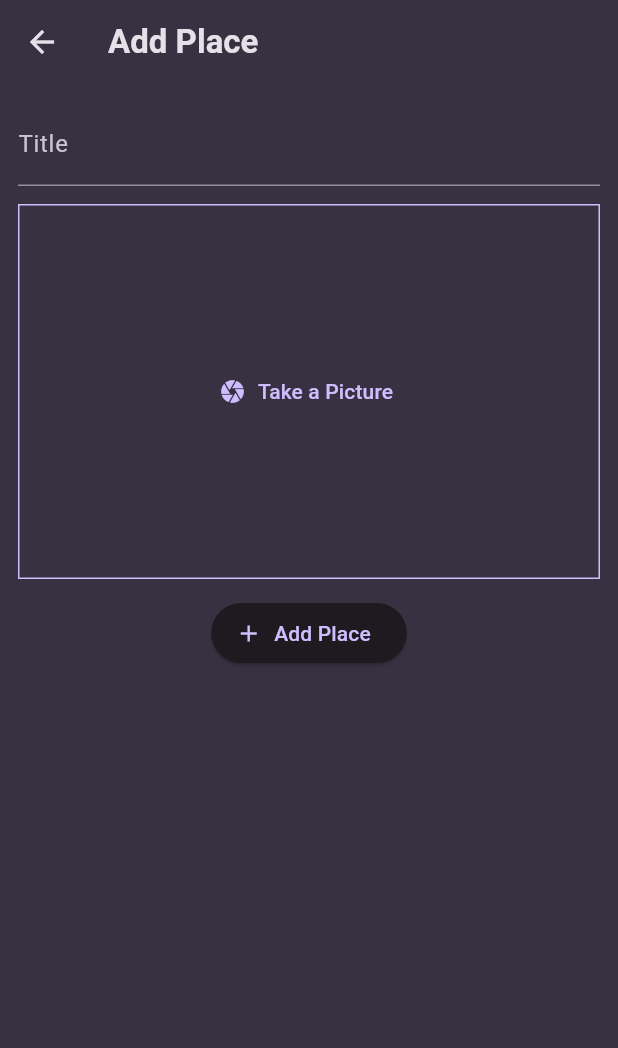
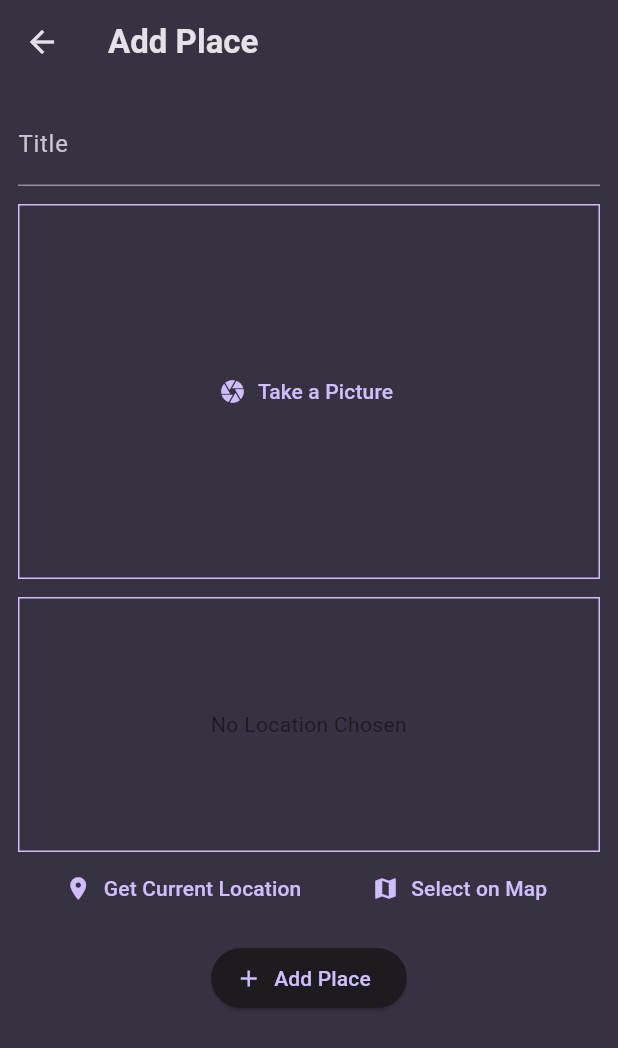
Before and after one commit to yasser-sulaiman/flutter-projects, a Flutter app: the AddPlaceScreen screen opened directly, on a phone screen of 412 x 824 dp. Shown: the top 1048 px of the screen. Run offline on Flutter 3.47's test engine with Material 3 defaults, Android fonts, the phone set to English and light mode, and no system bars; our stand-ins replace flutter_riverpod, google_fonts, image_picker, location.

Commit message:
Add location input feature

```diff
--- a/favorite_places/lib/models/place.dart
+++ b/favorite_places/lib/models/place.dart
@@ -4,12 +4,25 @@ import 'package:uuid/uuid.dart';
 
 const uuid = Uuid();
 
+class PlaceLocation {
+  PlaceLocation({
+    required this.latitude,
+    required this.longitude,
+    required this.address,
+  });
+  final double latitude;
+  final double longitude;
+  final String address;
+}
+
 class Place {
   Place({
     required this.title,
     required this.image,
-  }): id = uuid.v4();
+    required this.location,
+  }) : id = uuid.v4();
   final String id;
   final String title;
   final File image;
+  final PlaceLocation location;
 }
--- a/favorite_places/lib/providers/user_places.dart
+++ b/favorite_places/lib/providers/user_places.dart
@@ -6,8 +6,8 @@ import 'package:flutter_riverpod/flutter_riverpod.dart';
 class UserPlacesNotifier extends StateNotifier<List<Place>> {
   UserPlacesNotifier() : super([]);
 
-  void addPlace(String title, File image) {
-    state = [Place(title: title, image: image), ...state];
+  void addPlace(String title, File image, PlaceLocation location) {
+    state = [Place(title: title, image: image, location: location), ...state];
   }
 }
 
--- a/favorite_places/lib/screens/add_place.dart
+++ b/favorite_places/lib/screens/add_place.dart
@@ -1,7 +1,9 @@
 import 'dart:io';
 
+import 'package:favorite_places/models/place.dart';
 import 'package:favorite_places/providers/user_places.dart';
 import 'package:favorite_places/widgets/image_input.dart';
+import 'package:favorite_places/widgets/location_input.dart';
 import 'package:flutter/material.dart';
 import 'package:flutter_riverpod/flutter_riverpod.dart';
 
@@ -15,14 +17,15 @@ class AddPlaceScreen extends ConsumerStatefulWidget {
 class _AddPlaceScreenState extends ConsumerState<AddPlaceScreen> {
   final _titleController = TextEditingController();
   File? _pickedImage;
+  PlaceLocation? _pickedLocation;
 
   void _savePlace() {
     final title = _titleController.text;
-    if (title.trim().isEmpty || _pickedImage == null) {
+    if (title.trim().isEmpty || _pickedImage == null || _pickedLocation == null) {
       return;
     }
 
-    ref.read(userPlacesProvider.notifier).addPlace(title, _pickedImage!);
+    ref.read(userPlacesProvider.notifier).addPlace(title, _pickedImage!, _pickedLocation!);
     Navigator.of(context).pop();
   }
 
@@ -48,6 +51,7 @@ class _AddPlaceScreenState extends ConsumerState<AddPlaceScreen> {
               style: TextStyle(color: Theme.of(context).colorScheme.onSurface),
             ),
             const SizedBox(height: 12),
+
             // image input
             ImageInput(
               onSelectImage: (image) {
@@ -55,6 +59,14 @@ class _AddPlaceScreenState extends ConsumerState<AddPlaceScreen> {
               },
             ),
             SizedBox(height: 12),
+
+            // Location input
+            LocationInput(onSelectPlace: (location) {
+              _pickedLocation = location;
+            },),
+            const SizedBox(height: 12),
+
+            // Add Place button
             ElevatedButton.icon(
               icon: const Icon(Icons.add),
               label: const Text('Add Place'),
--- /dev/null
+++ b/favorite_places/lib/widgets/location_input.dart
@@ -0,0 +1,136 @@
+import 'dart:convert';
+
+import 'package:favorite_places/models/place.dart';
+import 'package:flutter/material.dart';
+import 'package:location/location.dart';
+import 'package:http/http.dart' as http;
+
+class LocationInput extends StatefulWidget {
+  const LocationInput({super.key,
+    required this.onSelectPlace,
+  });
+
+  final void Function(PlaceLocation location) onSelectPlace;
+
+  @override
+  State<LocationInput> createState() => _LocationInputState();
+}
+
+class _LocationInputState extends State<LocationInput> {
+  PlaceLocation? _pickedLocation;
+  var _isGettingLocation = false;
+  final apiKey = '';
+
+  String get locationImage {
+    if (_pickedLocation == null) {
+      return '';
+    }
+    final lat = _pickedLocation?.latitude;
+    final lng = _pickedLocation?.longitude;
+    return "https://maps.googleapis.com/maps/api/staticmap?center=$lat,$lng&zoom=16&size=600x300&maptype=roadmap&markers=color:red%7Clabel:A%7C$lat,$lng&key=$apiKey";
+  }
+
+  void _getCurrentLocation() async {
+    Location location = Location();
+
+    bool serviceEnabled;
+    PermissionStatus permissionGranted;
+    LocationData locationData;
+
+    serviceEnabled = await location.serviceEnabled();
+    if (!serviceEnabled) {
+      serviceEnabled = await location.requestService();
+      if (!serviceEnabled) {
+        return;
+      }
+    }
+
+    permissionGranted = await location.hasPermission();
+    if (permissionGranted == PermissionStatus.denied) {
+      permissionGranted = await location.requestPermission();
+      if (permissionGranted != PermissionStatus.granted) {
+        return;
+      }
+    }
+
+    setState(() {
+      _isGettingLocation = true;
+    });
+
+    locationData = await location.getLocation();
+
+    final lat = locationData.latitude;
+    final lng = locationData.longitude;
+
+    if (lat == null || lng == null) {
+      return;
+    }
+
+    final url = Uri.parse(
+        'https://maps.googleapis.com/maps/api/geocode/json?latlng=$lat,$lng&key=$apiKey');
+
+    final response = await http.get(url);
+    final resData = json.decode(response.body);
+    final address = resData['results'][0]['formatted_address'];
+
+    setState(() {
+      _pickedLocation = PlaceLocation(
+        latitude: locationData.latitude!,
+        longitude: locationData.longitude!,
+        address: address,
+      );
+      _isGettingLocation = false;
+    });
+
+    widget.onSelectPlace(_pickedLocation!);
+  }
+
+  @override
+  Widget build(BuildContext context) {
+    Widget previewContent =
+        const Text('No Location Chosen', textAlign: TextAlign.center);
+
+    if (_pickedLocation != null) {
+      previewContent = Image.network(
+        locationImage,
+        fit: BoxFit.cover,
+        width: double.infinity,
+        height: double.infinity,
+      );
+    } else
+
+    if (_isGettingLocation) {
+      previewContent = const CircularProgressIndicator();
+    }
+
+    return Column(
+      children: [
+        Container(
+          height: 170,
+          width: double.infinity,
+          alignment: Alignment.center,
+          decoration: BoxDecoration(
+            border: Border.all(
+                width: 1, color: Theme.of(context).colorScheme.primary),
+          ),
+          child: previewContent,
+        ),
+        Row(
+          mainAxisAlignment: MainAxisAlignment.spaceEvenly,
+          children: [
+            TextButton.icon(
+              icon: Icon(Icons.location_on),
+              label: Text('Get Current Location'),
+              onPressed: _getCurrentLocation,
+            ),
+            TextButton.icon(
+              icon: Icon(Icons.map),
+              label: Text('Select on Map'),
+              onPressed: () {},
+            ),
+          ],
+        ),
+      ],
+    );
+  }
+}
--- a/favorite_places/pubspec.yaml
+++ b/favorite_places/pubspec.yaml
@@ -39,6 +39,7 @@ dependencies:
   flutter_riverpod: ^2.6.1
   image_picker: ^1.1.2
   location: ^8.0.0
+  http: ^1.3.0
 
 dev_dependencies:
   flutter_test:
```
